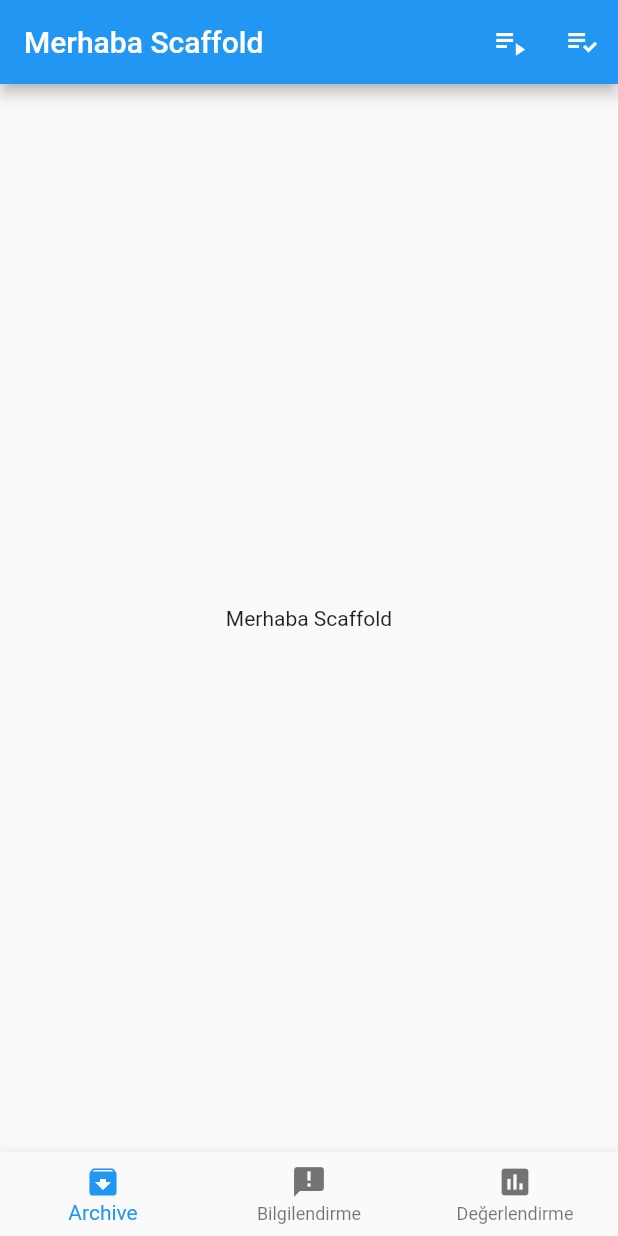
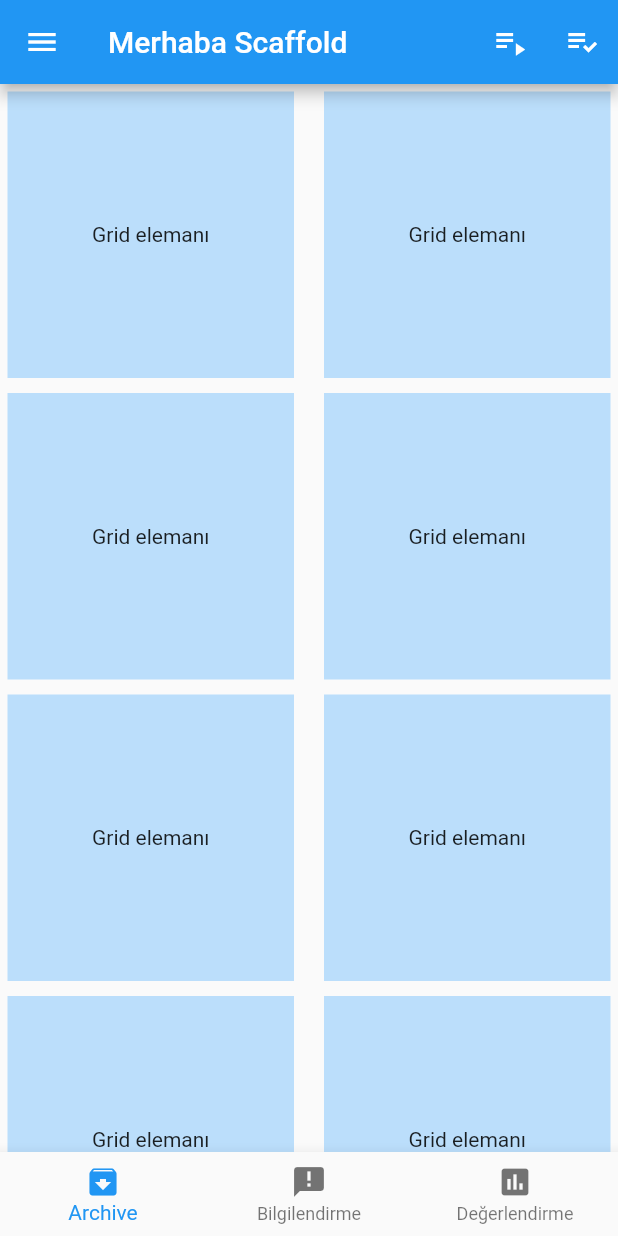
Before and after one commit to anilhyilmaz/dart_flutter_helloworld, a Flutter app: the screen it shows after launch, on a phone screen of 412 x 824 dp. Run offline on Flutter 3.47's test engine with Material 2 defaults, Android fonts, the phone set to English and light mode, and no system bars.

Commit message:
gridview_eklendi

```diff
--- a/lib/ilksayfa/scaffold.dart
+++ b/lib/ilksayfa/scaffold.dart
@@ -18,10 +18,75 @@ class Scaffold_deneme extends StatelessWidget{
         ],
     ),
     body:new Center(
-      child: new Text("Merhaba Scaffold",
-      textDirection: TextDirection.ltr,
-      ),
-      ),
+      child: new GridView.count(
+        primary: false,
+        crossAxisSpacing: 10.0,
+        crossAxisCount: 2,
+        children: <Widget>[
+          new Container(
+            color: Colors.blue.shade100,
+            margin: EdgeInsets.all(5.0),
+            alignment: Alignment.center,
+            child: new Text('Grid elemanı'
+           // textAlign: TextAlign.center,
+           ),
+          ),
+          new Container(
+            color: Colors.blue.shade100,
+            margin: EdgeInsets.all(5.0),
+            alignment: Alignment.center,
+            child: new Text('Grid elemanı'
+           // textAlign: TextAlign.center,
+           ),
+          ),new Container(
+            color: Colors.blue.shade100,
+            margin: EdgeInsets.all(5.0),
+            alignment: Alignment.center,
+            child: new Text('Grid elemanı'
+           // textAlign: TextAlign.center,
+           ),
+          ),new Container(
+            color: Colors.blue.shade100,
+            margin: EdgeInsets.all(5.0),
+            alignment: Alignment.center,
+            child: new Text('Grid elemanı'
+           // textAlign: TextAlign.center,
+           ),
+          ),new Container(
+            color: Colors.blue.shade100,
+            margin: EdgeInsets.all(5.0),
+            alignment: Alignment.center,
+            child: new Text('Grid elemanı'
+           // textAlign: TextAlign.center,
+           ),
+          ),new Container(
+            color: Colors.blue.shade100,
+            margin: EdgeInsets.all(5.0),
+            alignment: Alignment.center,
+            child: new Text('Grid elemanı'
+           // textAlign: TextAlign.center,
+           ),
+          ),new Container(
+            color: Colors.blue.shade100,
+            margin: EdgeInsets.all(5.0),
+            alignment: Alignment.center,
+            child: new Text('Grid elemanı'
+           // textAlign: TextAlign.center,
+           ),
+          ),new Container(
+            color: Colors.blue.shade100,
+            margin: EdgeInsets.all(5.0),
+            alignment: Alignment.center,
+            child: new Text('Grid elemanı'
+           // textAlign: TextAlign.center,
+           ),
+          ),
+        ],
+      ),),
+      //child: new Text("Merhaba Scaffold",
+     // textDirection: TextDirection.ltr,
+     // ),
+     // ),
       bottomNavigationBar: new BottomNavigationBar(
         items: [
           new BottomNavigationBarItem(
@@ -37,7 +102,31 @@ class Scaffold_deneme extends StatelessWidget{
             title:new Text("Değerlendirme"),
           ),
         ],
-        onTap: (int i)=> debugPrint("Tikladiğiniz butonun indeksi : $i"),
+        onTap: (int i){
+          switch(i){
+            case 0:
+            print("Tikladiğiniz buton arsive butonudur.");
+            break;
+            case 1:
+            print("Tikladiğiniz buton bilgilendirme butonudur.");
+            break;
+            case 2:
+            print("Tikladiğiniz buton degerlendirme butonudur.");
+            break;
+            default:
+            print("Boyle bir buton yoktur.");
+            break;
+          }
+        },
+      ),
+      drawer: new Drawer(
+        child:new ListTile(
+          leading: Icon(Icons.change_history),
+          title: Text('Change history'),
+          onTap: (){
+            Navigator.pop(context);
+          },
+        ),
       ),
     );
   }
```
